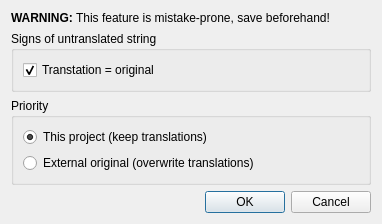
Mercury13/utranslator, file UTranslator/Tools/FmTranslateWithOriginal.ui: the form before one commit.
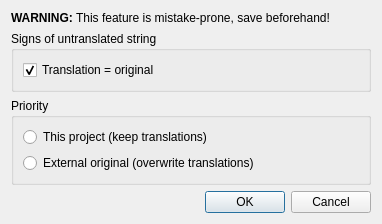
The form after the commit.

Patch:
```diff
--- a/UTranslator/Tools/FmTranslateWithOriginal.ui
+++ b/UTranslator/Tools/FmTranslateWithOriginal.ui
@@ -30,7 +30,7 @@
       <item>
        <widget class="QCheckBox" name="chkIsOriginal">
         <property name="text">
-         <string>Transtation = original</string>
+         <string>Translation = original</string>
         </property>
         <property name="checked">
          <bool>true</bool>
@@ -52,7 +52,7 @@
          <string>This project (keep translations)</string>
         </property>
         <property name="checked">
-         <bool>true</bool>
+         <bool>false</bool>
         </property>
        </widget>
       </item>
```
Left out of the diff: 4 changed lines with no effect on the pictures.
